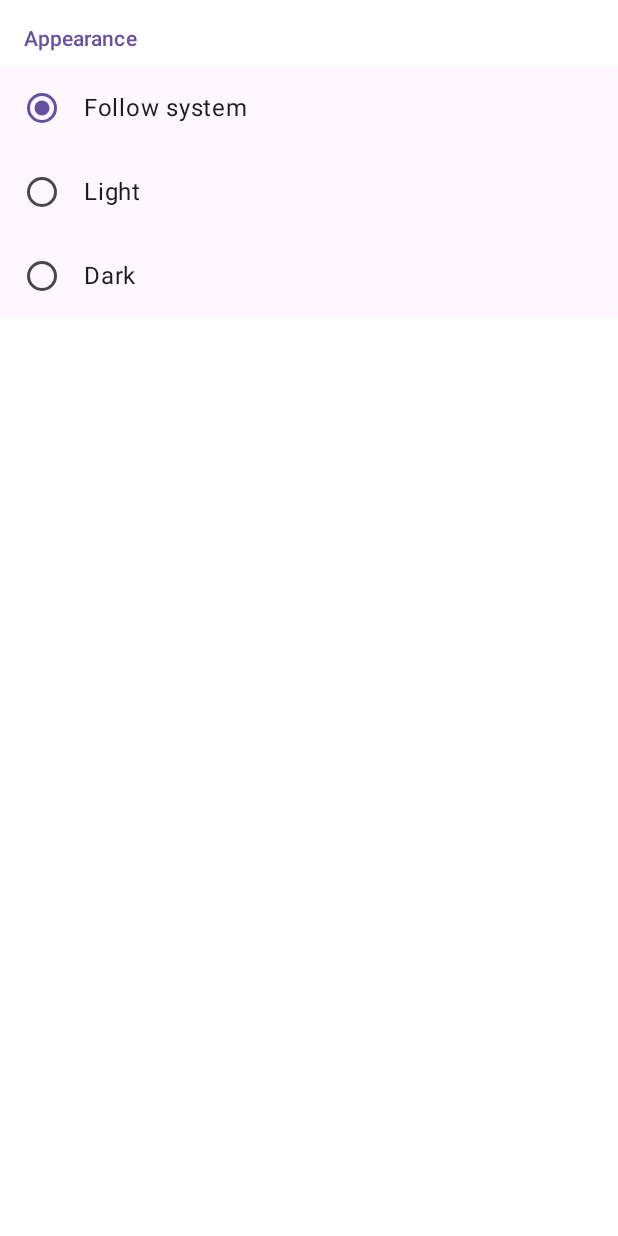
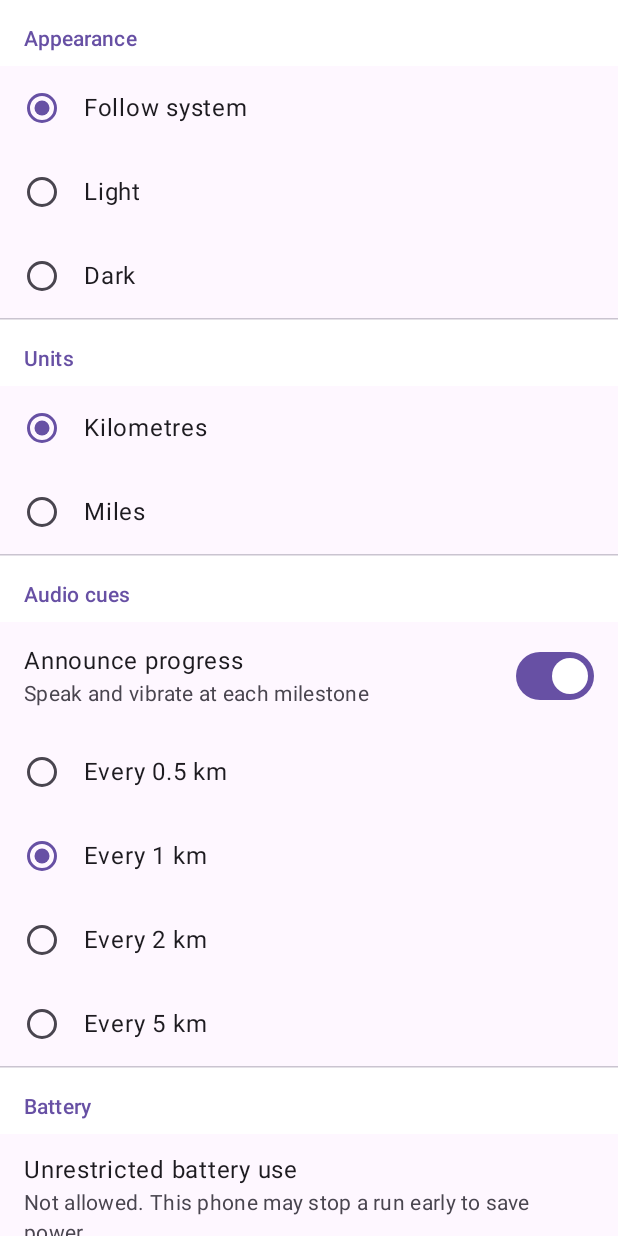
Before and after one commit to AbrarShakhi/DourDiary, an Android app built with Jetpack Compose: the composable SettingsRoute shown on its own in the app's theme, on a phone screen of 412 x 824 dp. Run offline under Robolectric (Android 15) with nearby library versions, the light colour scheme and no system bars; 1 statement that could not run was skipped.

Commit message:
Add units, audio cues, battery advice and open source licences to settings.

```diff
--- a/app/src/main/java/com/abrarshakhi/dourdiary/features/settings/presentation/SettingsContract.kt
+++ b/app/src/main/java/com/abrarshakhi/dourdiary/features/settings/presentation/SettingsContract.kt
@@ -2,6 +2,7 @@ package com.abrarshakhi.dourdiary.features.settings.presentation
 
 import androidx.compose.runtime.Immutable
 import com.abrarshakhi.dourdiary.common.domain.model.AppTheme
+import com.abrarshakhi.dourdiary.common.domain.model.UnitSystem
 import com.abrarshakhi.dourdiary.common.presentation.mvi.UiEffect
 import com.abrarshakhi.dourdiary.common.presentation.mvi.UiEvent
 import com.abrarshakhi.dourdiary.common.presentation.mvi.UiState
@@ -9,12 +10,24 @@ import com.abrarshakhi.dourdiary.common.presentation.mvi.UiState
 @Immutable
 data class SettingsState(
     val theme: AppTheme = AppTheme.SYSTEM,
-    val dynamicColor: Boolean = true,
-) : UiState
+    val unitSystem: UnitSystem = UnitSystem.METRIC,
+    val audioCuesEnabled: Boolean = true,
+    val cueIntervalUnits: Double = 1.0,
+    val batteryOptimisationExempt: Boolean = true,
+) : UiState {
+    val cueIntervalOptions: List<Double> get() = listOf(0.5, 1.0, 2.0, 5.0)
+}
 
 sealed interface SettingsEvent : UiEvent {
     data class ThemeSelected(val theme: AppTheme) : SettingsEvent
-    data class DynamicColorToggled(val enabled: Boolean) : SettingsEvent
+    data class UnitSystemSelected(val unitSystem: UnitSystem) : SettingsEvent
+    data class AudioCuesToggled(val enabled: Boolean) : SettingsEvent
+    data class CueIntervalSelected(val units: Double) : SettingsEvent
+
+    data object ScreenResumed : SettingsEvent
+    data object BatteryOptimisationClicked : SettingsEvent
 }
 
-sealed interface SettingsEffect : UiEffect
+sealed interface SettingsEffect : UiEffect {
+    data object OpenBatteryOptimisationSettings : SettingsEffect
+}
--- a/app/src/main/java/com/abrarshakhi/dourdiary/features/settings/presentation/SettingsRoute.kt
+++ b/app/src/main/java/com/abrarshakhi/dourdiary/features/settings/presentation/SettingsRoute.kt
@@ -3,19 +3,38 @@ package com.abrarshakhi.dourdiary.features.settings.presentation
 import androidx.compose.runtime.Composable
 import androidx.compose.runtime.getValue
 import androidx.compose.ui.Modifier
+import androidx.compose.ui.platform.LocalContext
+import androidx.lifecycle.compose.LifecycleResumeEffect
 import androidx.lifecycle.compose.collectAsStateWithLifecycle
+import com.abrarshakhi.dourdiary.common.presentation.mvi.CollectEffects
+import com.abrarshakhi.dourdiary.common.presentation.system.openBatteryOptimisationSettings
 import org.koin.androidx.compose.koinViewModel
 
 @Composable
 fun SettingsRoute(
+    onOpenLicenses: () -> Unit,
     modifier: Modifier = Modifier,
     viewModel: SettingsViewModel = koinViewModel(),
 ) {
     val state by viewModel.state.collectAsStateWithLifecycle()
+    val context = LocalContext.current
+
+    LifecycleResumeEffect(Unit) {
+        viewModel.onEvent(SettingsEvent.ScreenResumed)
+        onPauseOrDispose { }
+    }
+
+    CollectEffects(viewModel.effect) { effect ->
+        when (effect) {
+            SettingsEffect.OpenBatteryOptimisationSettings ->
+                context.openBatteryOptimisationSettings()
+        }
+    }
 
     SettingsScreen(
         state = state,
         onEvent = viewModel::onEvent,
+        onOpenLicenses = onOpenLicenses,
         modifier = modifier,
     )
 }
--- a/app/src/main/java/com/abrarshakhi/dourdiary/features/settings/presentation/SettingsScreen.kt
+++ b/app/src/main/java/com/abrarshakhi/dourdiary/features/settings/presentation/SettingsScreen.kt
@@ -1,8 +1,10 @@
 package com.abrarshakhi.dourdiary.features.settings.presentation
 
+import androidx.compose.foundation.clickable
 import androidx.compose.foundation.layout.Column
 import androidx.compose.foundation.layout.fillMaxSize
 import androidx.compose.foundation.layout.padding
+import androidx.compose.foundation.clickable
 import androidx.compose.foundation.rememberScrollState
 import androidx.compose.foundation.selection.selectable
 import androidx.compose.foundation.selection.selectableGroup
@@ -19,15 +21,22 @@ import androidx.compose.ui.res.stringResource
 import androidx.compose.ui.semantics.Role
 import androidx.compose.ui.unit.dp
 import com.abrarshakhi.dourdiary.R
+import android.content.Intent
+import androidx.core.net.toUri
+import androidx.compose.ui.platform.LocalContext
+import com.abrarshakhi.dourdiary.BuildConfig
 import com.abrarshakhi.dourdiary.common.domain.model.AppTheme
-import com.abrarshakhi.dourdiary.common.ui.theme.isDynamicColorSupported
+import com.abrarshakhi.dourdiary.common.domain.model.UnitSystem
 
 @Composable
 fun SettingsScreen(
     state: SettingsState,
     onEvent: (SettingsEvent) -> Unit,
+    onOpenLicenses: () -> Unit,
     modifier: Modifier = Modifier,
 ) {
+    val context = LocalContext.current
+    val privacyPolicyUrl = stringResource(R.string.privacy_policy_url)
     Column(
         modifier = modifier
             .fillMaxSize()
@@ -52,18 +61,106 @@ fun SettingsScreen(
             }
         }
 
-        if (isDynamicColorSupported) {
-            HorizontalDivider()
+        HorizontalDivider()
+        SectionHeader(text = stringResource(R.string.settings_units))
+
+        Column(Modifier.selectableGroup()) {
+            UnitSystem.entries.forEach { unitSystem ->
+                val selected = state.unitSystem == unitSystem
+                ListItem(
+                    headlineContent = { Text(stringResource(unitSystem.labelRes())) },
+                    leadingContent = { RadioButton(selected = selected, onClick = null) },
+                    modifier = Modifier.selectable(
+                        selected = selected,
+                        role = Role.RadioButton,
+                        onClick = { onEvent(SettingsEvent.UnitSystemSelected(unitSystem)) },
+                    ),
+                )
+            }
+        }
+
+        HorizontalDivider()
+        SectionHeader(text = stringResource(R.string.settings_cues))
+
+        ListItem(
+            headlineContent = { Text(stringResource(R.string.settings_audio_cues)) },
+            supportingContent = { Text(stringResource(R.string.settings_audio_cues_summary)) },
+            trailingContent = {
+                Switch(
+                    checked = state.audioCuesEnabled,
+                    onCheckedChange = { onEvent(SettingsEvent.AudioCuesToggled(it)) },
+                )
+            },
+        )
+
+        Column(Modifier.selectableGroup()) {
+            state.cueIntervalOptions.forEach { interval ->
+                val selected = state.cueIntervalUnits == interval
+                ListItem(
+                    headlineContent = {
+                        Text(
+                            stringResource(
+                                R.string.settings_cue_every,
+                                formatInterval(interval),
+                                stringResource(state.unitSystem.unitLabelRes()),
+                            ),
+                        )
+                    },
+                    leadingContent = { RadioButton(selected = selected, onClick = null) },
+                    modifier = Modifier.selectable(
+                        selected = selected,
+                        enabled = state.audioCuesEnabled,
+                        role = Role.RadioButton,
+                        onClick = { onEvent(SettingsEvent.CueIntervalSelected(interval)) },
+                    ),
+                )
+            }
+        }
+
+        HorizontalDivider()
+        SectionHeader(text = stringResource(R.string.settings_battery))
+
+        ListItem(
+            headlineContent = { Text(stringResource(R.string.settings_battery_title)) },
+            supportingContent = {
+                Text(
+                    stringResource(
+                        if (state.batteryOptimisationExempt) {
+                            R.string.settings_battery_exempt
+                        } else {
+                            R.string.settings_battery_restricted
+                        },
+                    ),
+                )
+            },
+            modifier = Modifier.clickable(role = Role.Button) {
+                onEvent(SettingsEvent.BatteryOptimisationClicked)
+            },
+        )
+        HorizontalDivider()
+        SectionHeader(text = stringResource(R.string.settings_about))
+
+        ListItem(
+            headlineContent = { Text(stringResource(R.string.settings_version)) },
+            supportingContent = { Text(BuildConfig.VERSION_NAME) },
+        )
+
+        ListItem(
+            headlineContent = { Text(stringResource(R.string.settings_licenses)) },
+            supportingContent = { Text(stringResource(R.string.settings_licenses_summary)) },
+            modifier = Modifier.clickable(onClick = onOpenLicenses),
+        )
+
+        if (privacyPolicyUrl.isNotBlank()) {
             ListItem(
-                headlineContent = { Text(stringResource(R.string.settings_dynamic_color)) },
-                supportingContent = {
-                    Text(stringResource(R.string.settings_dynamic_color_summary))
-                },
-                trailingContent = {
-                    Switch(
-                        checked = state.dynamicColor,
-                        onCheckedChange = { onEvent(SettingsEvent.DynamicColorToggled(it)) },
-                    )
+                headlineContent = { Text(stringResource(R.string.settings_privacy)) },
+                supportingContent = { Text(stringResource(R.string.settings_privacy_summary)) },
+                modifier = Modifier.clickable {
+                    runCatching {
+                        context.startActivity(
+                            Intent(Intent.ACTION_VIEW, privacyPolicyUrl.toUri()),
+                        )
+                    }
                 },
             )
         }
@@ -85,3 +182,16 @@ private fun AppTheme.labelRes(): Int = when (this) {
     AppTheme.LIGHT -> R.string.settings_theme_light
     AppTheme.DARK -> R.string.settings_theme_dark
 }
+
+private fun UnitSystem.labelRes(): Int = when (this) {
+    UnitSystem.METRIC -> R.string.settings_units_metric
+    UnitSystem.IMPERIAL -> R.string.settings_units_imperial
+}
+
+private fun UnitSystem.unitLabelRes(): Int = when (this) {
+    UnitSystem.METRIC -> R.string.unit_kilometers_short
+    UnitSystem.IMPERIAL -> R.string.unit_miles_short
+}
+
+private fun formatInterval(units: Double): String =
+    if (units == units.toLong().toDouble()) units.toLong().toString() else units.toString()
--- a/app/src/main/java/com/abrarshakhi/dourdiary/features/settings/presentation/SettingsViewModel.kt
+++ b/app/src/main/java/com/abrarshakhi/dourdiary/features/settings/presentation/SettingsViewModel.kt
@@ -1,6 +1,7 @@
 package com.abrarshakhi.dourdiary.features.settings.presentation
 
 import androidx.lifecycle.viewModelScope
+import com.abrarshakhi.dourdiary.common.domain.power.BackgroundRestrictionChecker
 import com.abrarshakhi.dourdiary.common.domain.repository.AppPreferencesRepository
 import com.abrarshakhi.dourdiary.common.presentation.mvi.MviViewModel
 import kotlinx.coroutines.flow.launchIn
@@ -9,13 +10,20 @@ import kotlinx.coroutines.launch
 
 class SettingsViewModel(
     private val appPreferencesRepository: AppPreferencesRepository,
+    private val restrictionChecker: BackgroundRestrictionChecker,
 ) : MviViewModel<SettingsState, SettingsEvent, SettingsEffect>(SettingsState()) {
 
     init {
+        refreshBatteryExemption()
         appPreferencesRepository.preferences
             .onEach { preferences ->
                 setState {
-                    copy(theme = preferences.theme, dynamicColor = preferences.dynamicColor)
+                    copy(
+                        theme = preferences.theme,
+                        unitSystem = preferences.unitSystem,
+                        audioCuesEnabled = preferences.audioCuesEnabled,
+                        cueIntervalUnits = preferences.cueIntervalUnits,
+                    )
                 }
             }
             .launchIn(viewModelScope)
@@ -27,9 +35,27 @@ class SettingsViewModel(
                 appPreferencesRepository.setTheme(event.theme)
             }
 
-            is SettingsEvent.DynamicColorToggled -> viewModelScope.launch {
-                appPreferencesRepository.setDynamicColor(event.enabled)
+            is SettingsEvent.UnitSystemSelected -> viewModelScope.launch {
+                appPreferencesRepository.setUnitSystem(event.unitSystem)
             }
+
+            is SettingsEvent.AudioCuesToggled -> viewModelScope.launch {
+                appPreferencesRepository.setAudioCuesEnabled(event.enabled)
+            }
+
+            is SettingsEvent.CueIntervalSelected -> viewModelScope.launch {
+                appPreferencesRepository.setCueIntervalUnits(event.units)
+            }
+
+            SettingsEvent.ScreenResumed -> refreshBatteryExemption()
+
+            SettingsEvent.BatteryOptimisationClicked ->
+                sendEffect(SettingsEffect.OpenBatteryOptimisationSettings)
         }
     }
+
+    private fun refreshBatteryExemption() {
+        val exempt = restrictionChecker.isExemptFromBatteryOptimisation()
+        setState { copy(batteryOptimisationExempt = exempt) }
+    }
 }
```
Also changed, not shown: app/src/main/java/com/abrarshakhi/dourdiary/features/settings/presentation/LicensesChrome.kt (added, +31 -0 lines), app/src/main/java/com/abrarshakhi/dourdiary/features/settings/presentation/LicensesScreen.kt (added, +93 -0 lines), app/src/main/java/com/abrarshakhi/dourdiary/features/settings/presentation/OpenSourceLicenses.kt (added, +58 -0 lines).
